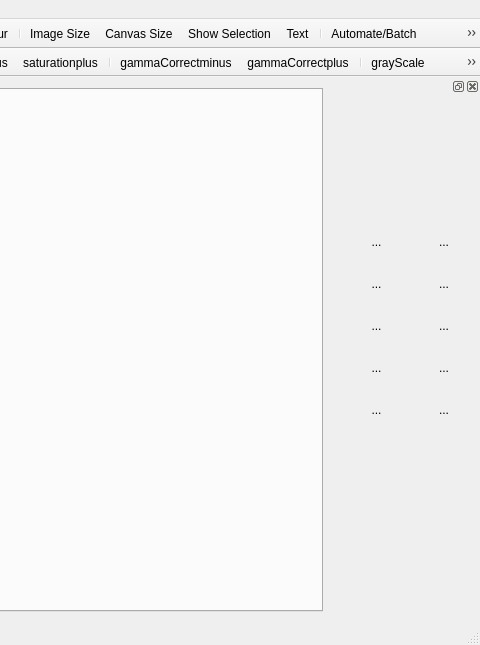
Before: the Qt Designer form src/mainwindow.ui in PhotoFlare/photoflare, drawn with Qt 5; both pictures show x 602 to 1082 and y 0 to 645 of the 1082 by 645 pixel window.
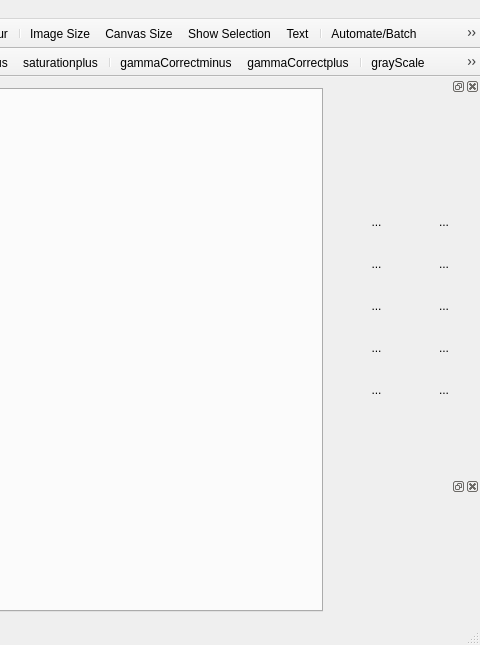
After: the same form once the commit is applied. Icons and pictures are not drawn. Custom widgets are drawn as their Qt base class.

What changed in the file:
```diff
--- a/src/mainwindow.ui
+++ b/src/mainwindow.ui
@@ -431,7 +431,7 @@
       <number>0</number>
      </property>
      <item>
-      <layout class="QGridLayout" name="gridLayout_2" rowstretch="0,0,0,0,0,0,0,0,0" columnstretch="0,0">
+      <layout class="QGridLayout" name="toolsGridLayout" rowstretch="0,0,0,0,0,0,0,0" columnstretch="0,0">
        <property name="sizeConstraint">
         <enum>QLayout::SetDefaultConstraint</enum>
        </property>
@@ -453,182 +453,7 @@
        <property name="verticalSpacing">
         <number>10</number>
        </property>
-       <item row="8" column="0">
-        <widget class="QToolButton" name="toolButtonStamp">
-         <property name="sizePolicy">
-          <sizepolicy hsizetype="MinimumExpanding" vsizetype="Fixed">
-           <horstretch>0</horstretch>
-           <verstretch>0</verstretch>
-          </sizepolicy>
-         </property>
-         <property name="minimumSize">
-          <size>
-           <width>32</width>
-           <height>32</height>
-          </size>
-         </property>
-         <property name="focusPolicy">
-          <enum>Qt::NoFocus</enum>
-         </property>
-         <property name="text">
-          <string>...</string>
-         </property>
-         <property name="icon">
-          <iconset resource="../Icons.qrc">
-           <normaloff>:/toolpalette_icons/toolpalette_icons/Stamp.png</normaloff>:/toolpalette_icons/toolpalette_icons/Stamp.png</iconset>
-         </property>
-         <property name="iconSize">
-          <size>
-           <width>32</width>
-           <height>32</height>
-          </size>
-         </property>
-         <property name="checkable">
-          <bool>true</bool>
-         </property>
-        </widget>
-       </item>
-       <item row="7" column="1">
-        <widget class="QToolButton" name="toolButtonPaintBrushAdv">
-         <property name="sizePolicy">
-          <sizepolicy hsizetype="MinimumExpanding" vsizetype="Fixed">
-           <horstretch>0</horstretch>
-           <verstretch>0</verstretch>
-          </sizepolicy>
-         </property>
-         <property name="minimumSize">
-          <size>
-           <width>32</width>
-           <height>32</height>
-          </size>
-         </property>
-         <property name="focusPolicy">
-          <enum>Qt::NoFocus</enum>
-         </property>
-         <property name="text">
-          <string>...</string>
-         </property>
-         <property name="icon">
-          <iconset resource="../Icons.qrc">
-           <normaloff>:/toolpalette_icons/toolpalette_icons/PaintBrush-Plus.png</normaloff>:/toolpalette_icons/toolpalette_icons/PaintBrush-Plus.png</iconset>
-         </property>
-         <property name="iconSize">
-          <size>
-           <width>32</width>
-           <height>32</height>
-          </size>
-         </property>
-         <property name="checkable">
-          <bool>true</bool>
-         </property>
-        </widget>
-       </item>
-       <item row="7" column="0">
-        <widget class="QToolButton" name="toolButtonPaintBrush">
-         <property name="sizePolicy">
-          <sizepolicy hsizetype="MinimumExpanding" vsizetype="Fixed">
-           <horstretch>0</horstretch>
-           <verstretch>0</verstretch>
-          </sizepolicy>
-         </property>
-         <property name="minimumSize">
-          <size>
-           <width>32</width>
-           <height>32</height>
-          </size>
-         </property>
-         <property name="focusPolicy">
-          <enum>Qt::NoFocus</enum>
-         </property>
-         <property name="text">
-          <string>...</string>
-         </property>
-         <property name="icon">
-          <iconset resource="../Icons.qrc">
-           <normaloff>:/toolpalette_icons/toolpalette_icons/PaintBrush.png</normaloff>:/toolpalette_icons/toolpalette_icons/PaintBrush.png</iconset>
-         </property>
-         <property name="iconSize">
-          <size>
-           <width>32</width>
-           <height>32</height>
-          </size>
-         </property>
-         <property name="checkable">
-          <bool>true</bool>
-         </property>
-        </widget>
-       </item>
-       <item row="8" column="1">
-        <widget class="QToolButton" name="toolButtonBlur">
-         <property name="sizePolicy">
-          <sizepolicy hsizetype="MinimumExpanding" vsizetype="Fixed">
-           <horstretch>0</horstretch>
-           <verstretch>0</verstretch>
-          </sizepolicy>
-         </property>
-         <property name="minimumSize">
-          <size>
-           <width>32</width>
-           <height>32</height>
-          </size>
-         </property>
-         <property name="focusPolicy">
-          <enum>Qt::NoFocus</enum>
-         </property>
-         <property name="text">
-          <string>...</string>
-         </property>
-         <property name="icon">
-          <iconset resource="../Icons.qrc">
-           <normaloff>:/toolpalette_icons/toolpalette_icons/Blur.png</normaloff>:/toolpalette_icons/toolpalette_icons/Blur.png</iconset>
-         </property>
-         <property name="iconSize">
-          <size>
-           <width>32</width>
-           <height>32</height>
-          </size>
-         </property>
-         <property name="checkable">
-          <bool>true</bool>
-         </property>
-        </widget>
-       </item>
-       <item row="6" column="1">
-        <widget class="QToolButton" name="toolButtonSprayCan">
-         <property name="sizePolicy">
-          <sizepolicy hsizetype="MinimumExpanding" vsizetype="Fixed">
-           <horstretch>0</horstretch>
-           <verstretch>0</verstretch>
-          </sizepolicy>
-         </property>
-         <property name="minimumSize">
-          <size>
-           <width>32</width>
-           <height>32</height>
-          </size>
-         </property>
-         <property name="focusPolicy">
-          <enum>Qt::NoFocus</enum>
-         </property>
-         <property name="text">
-          <string>...</string>
-         </property>
-         <property name="icon">
-          <iconset resource="../Icons.qrc">
-           <normaloff>:/toolpalette_icons/toolpalette_icons/Spraycan.png</normaloff>:/toolpalette_icons/toolpalette_icons/Spraycan.png</iconset>
-         </property>
-         <property name="iconSize">
-          <size>
-           <width>32</width>
-           <height>32</height>
-          </size>
-         </property>
-         <property name="checkable">
-          <bool>true</bool>
-         </property>
-        </widget>
-       </item>
-       <item row="5" column="1">
+       <item row="4" column="1">
         <widget class="QToolButton" name="toolButtonLine">
          <property name="sizePolicy">
           <sizepolicy hsizetype="MinimumExpanding" vsizetype="Fixed">
@@ -663,7 +488,7 @@
          </property>
         </widget>
        </item>
-       <item row="5" column="0">
+       <item row="4" column="0">
         <widget class="QToolButton" name="toolButtonWand">
          <property name="sizePolicy">
           <sizepolicy hsizetype="MinimumExpanding" vsizetype="Fixed">
@@ -698,8 +523,8 @@
          </property>
         </widget>
        </item>
-       <item row="6" column="0">
-        <widget class="QToolButton" name="toolButtonPaintBucket">
+       <item row="6" column="1">
+        <widget class="QToolButton" name="toolButtonPaintBrushAdv">
          <property name="sizePolicy">
           <sizepolicy hsizetype="MinimumExpanding" vsizetype="Fixed">
            <horstretch>0</horstretch>
@@ -720,7 +545,42 @@
          </property>
          <property name="icon">
           <iconset resource="../Icons.qrc">
-           <normaloff>:/toolpalette_icons/toolpalette_icons/Bucket.png</normaloff>:/toolpalette_icons/toolpalette_icons/Bucket.png</iconset>
+           <normaloff>:/toolpalette_icons/toolpalette_icons/PaintBrush-Plus.png</normaloff>:/toolpalette_icons/toolpalette_icons/PaintBrush-Plus.png</iconset>
+         </property>
+         <property name="iconSize">
+          <size>
+           <width>32</width>
+           <height>32</height>
+          </size>
+         </property>
+         <property name="checkable">
+          <bool>true</bool>
+         </property>
+        </widget>
+       </item>
+       <item row="7" column="0">
+        <widget class="QToolButton" name="toolButtonStamp">
+         <property name="sizePolicy">
+          <sizepolicy hsizetype="MinimumExpanding" vsizetype="Fixed">
+           <horstretch>0</horstretch>
+           <verstretch>0</verstretch>
+          </sizepolicy>
+         </property>
+         <property name="minimumSize">
+          <size>
+           <width>32</width>
+           <height>32</height>
+          </size>
+         </property>
+         <property name="focusPolicy">
+          <enum>Qt::NoFocus</enum>
+         </property>
+         <property name="text">
+          <string>...</string>
+         </property>
+         <property name="icon">
+          <iconset resource="../Icons.qrc">
+           <normaloff>:/toolpalette_icons/toolpalette_icons/Stamp.png</normaloff>:/toolpalette_icons/toolpalette_icons/Stamp.png</iconset>
          </property>
          <property name="iconSize">
           <size>
@@ -755,7 +615,42 @@
          </property>
         </widget>
        </item>
-       <item row="4" column="0">
+       <item row="7" column="1">
+        <widget class="QToolButton" name="toolButtonBlur">
+         <property name="sizePolicy">
+          <sizepolicy hsizetype="MinimumExpanding" vsizetype="Fixed">
+           <horstretch>0</horstretch>
+           <verstretch>0</verstretch>
+          </sizepolicy>
+         </property>
+         <property name="minimumSize">
+          <size>
+           <width>32</width>
+           <height>32</height>
+          </size>
+         </property>
+         <property name="focusPolicy">
+          <enum>Qt::NoFocus</enum>
+         </property>
+         <property name="text">
+          <string>...</string>
+         </property>
+         <property name="icon">
+          <iconset resource="../Icons.qrc">
+           <normaloff>:/toolpalette_icons/toolpalette_icons/Blur.png</normaloff>:/toolpalette_icons/toolpalette_icons/Blur.png</iconset>
+         </property>
+         <property name="iconSize">
+          <size>
+           <width>32</width>
+           <height>32</height>
+          </size>
+         </property>
+         <property name="checkable">
+          <bool>true</bool>
+         </property>
+        </widget>
+       </item>
+       <item row="3" column="0">
         <widget class="QToolButton" name="toolButtonPointer">
          <property name="sizePolicy">
           <sizepolicy hsizetype="MinimumExpanding" vsizetype="Fixed">
@@ -796,7 +691,77 @@
          </property>
         </widget>
        </item>
-       <item row="4" column="1">
+       <item row="5" column="0">
+        <widget class="QToolButton" name="toolButtonPaintBucket">
+         <property name="sizePolicy">
+          <sizepolicy hsizetype="MinimumExpanding" vsizetype="Fixed">
+           <horstretch>0</horstretch>
+           <verstretch>0</verstretch>
+          </sizepolicy>
+         </property>
+         <property name="minimumSize">
+          <size>
+           <width>32</width>
+           <height>32</height>
+          </size>
+         </property>
+         <property name="focusPolicy">
+          <enum>Qt::NoFocus</enum>
+         </property>
+         <property name="text">
+          <string>...</string>
+         </property>
+         <property name="icon">
+          <iconset resource="../Icons.qrc">
+           <normaloff>:/toolpalette_icons/toolpalette_icons/Bucket.png</normaloff>:/toolpalette_icons/toolpalette_icons/Bucket.png</iconset>
+         </property>
+         <property name="iconSize">
+          <size>
+           <width>32</width>
+           <height>32</height>
+          </size>
+         </property>
+         <property name="checkable">
+          <bool>true</bool>
+         </property>
+        </widget>
+       </item>
+       <item row="5" column="1">
+        <widget class="QToolButton" name="toolButtonSprayCan">
+         <property name="sizePolicy">
+          <sizepolicy hsizetype="MinimumExpanding" vsizetype="Fixed">
+           <horstretch>0</horstretch>
+           <verstretch>0</verstretch>
+          </sizepolicy>
+         </property>
+         <property name="minimumSize">
+          <size>
+           <width>32</width>
+           <height>32</height>
+          </size>
+         </property>
+         <property name="focusPolicy">
+          <enum>Qt::NoFocus</enum>
+         </property>
+         <property name="text">
+          <string>...</string>
+         </property>
+         <property name="icon">
+          <iconset resource="../Icons.qrc">
+           <normaloff>:/toolpalette_icons/toolpalette_icons/Spraycan.png</normaloff>:/toolpalette_icons/toolpalette_icons/Spraycan.png</iconset>
+         </property>
+         <property name="iconSize">
+          <size>
+           <width>32</width>
+           <height>32</height>
+          </size>
+         </property>
+         <property name="checkable">
+          <bool>true</bool>
+         </property>
+        </widget>
+       </item>
+       <item row="3" column="1">
         <widget class="QToolButton" name="toolButtonDropper">
          <property name="sizePolicy">
           <sizepolicy hsizetype="MinimumExpanding" vsizetype="Fixed">
@@ -831,37 +796,40 @@
          </property>
         </widget>
        </item>
-       <item row="1" column="0">
-        <spacer name="verticalSpacer">
-         <property name="orientation">
-          <enum>Qt::Vertical</enum>
+       <item row="6" column="0">
+        <widget class="QToolButton" name="toolButtonPaintBrush">
+         <property name="sizePolicy">
+          <sizepolicy hsizetype="MinimumExpanding" vsizetype="Fixed">
+           <horstretch>0</horstretch>
+           <verstretch>0</verstretch>
+          </sizepolicy>
          </property>
-         <property name="sizeType">
-          <enum>QSizePolicy::Fixed</enum>
-         </property>
-         <property name="sizeHint" stdset="0">
+         <property name="minimumSize">
           <size>
-           <width>20</width>
-           <height>40</height>
+           <width>32</width>
+           <height>32</height>
           </size>
          </property>
-        </spacer>
-       </item>
-       <item row="1" column="1">
-        <spacer name="verticalSpacer_2">
-         <property name="orientation">
-          <enum>Qt::Vertical</enum>
+         <property name="focusPolicy">
+          <enum>Qt::NoFocus</enum>
          </property>
-         <property name="sizeType">
-          <enum>QSizePolicy::Fixed</enum>
+         <property name="text">
+          <string>...</string>
          </property>
-         <property name="sizeHint" stdset="0">
+         <property name="icon">
+          <iconset resource="../Icons.qrc">
+           <normaloff>:/toolpalette_icons/toolpalette_icons/PaintBrush.png</normaloff>:/toolpalette_icons/toolpalette_icons/PaintBrush.png</iconset>
+         </property>
+         <property name="iconSize">
           <size>
-           <width>20</width>
-           <height>40</height>
+           <width>32</width>
+           <height>32</height>
           </size>
          </property>
-        </spacer>
+         <property name="checkable">
+          <bool>true</bool>
+         </property>
+        </widget>
        </item>
       </layout>
      </item>
@@ -918,6 +886,18 @@
    <addaction name="actionRotate_CCW"/>
    <addaction name="actionRotate_CW"/>
   </widget>
+  <widget class="QDockWidget" name="dockWidgetSettings">
+   <property name="maximumSize">
+    <size>
+     <width>140</width>
+     <height>280</height>
+    </size>
+   </property>
+   <attribute name="dockWidgetArea">
+    <number>2</number>
+   </attribute>
+   <widget class="QWidget" name="dockWidgetContents"/>
+  </widget>
   <action name="actionNew">
    <property name="icon">
     <iconset theme="document-new">
```
Left out of the diff: 11 changed lines with no effect on the pictures.
